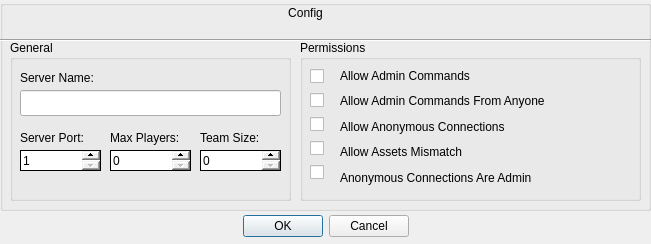
This is ui/uiDesigner/Config.ui in assasin34/OpenStarbound-Server-Manager as Qt 5 draws it before an edit. The edited form follows.
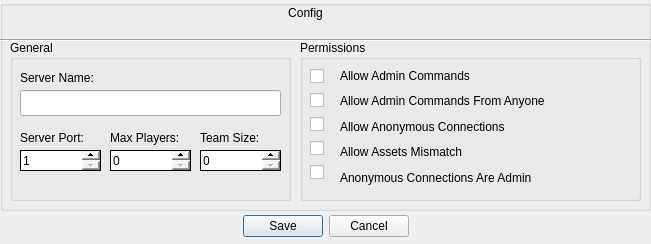
This is the edited form.

Commit message:
Replace Ok button with Save in config dialog
Changed the dialog button from 'Ok' to 'Save' in the configuration window to better reflect the action of saving configuration changes.

What changed in the file:
```diff
--- a/ui/uiDesigner/Config.ui
+++ b/ui/uiDesigner/Config.ui
@@ -50,7 +50,7 @@
     <enum>Qt::Orientation::Horizontal</enum>
    </property>
    <property name="standardButtons">
-    <set>QDialogButtonBox::StandardButton::Cancel|QDialogButtonBox::StandardButton::Ok</set>
+    <set>QDialogButtonBox::StandardButton::Cancel|QDialogButtonBox::StandardButton::Save</set>
    </property>
    <property name="centerButtons">
     <bool>true</bool>
```
The commit also changes 1 other file.
